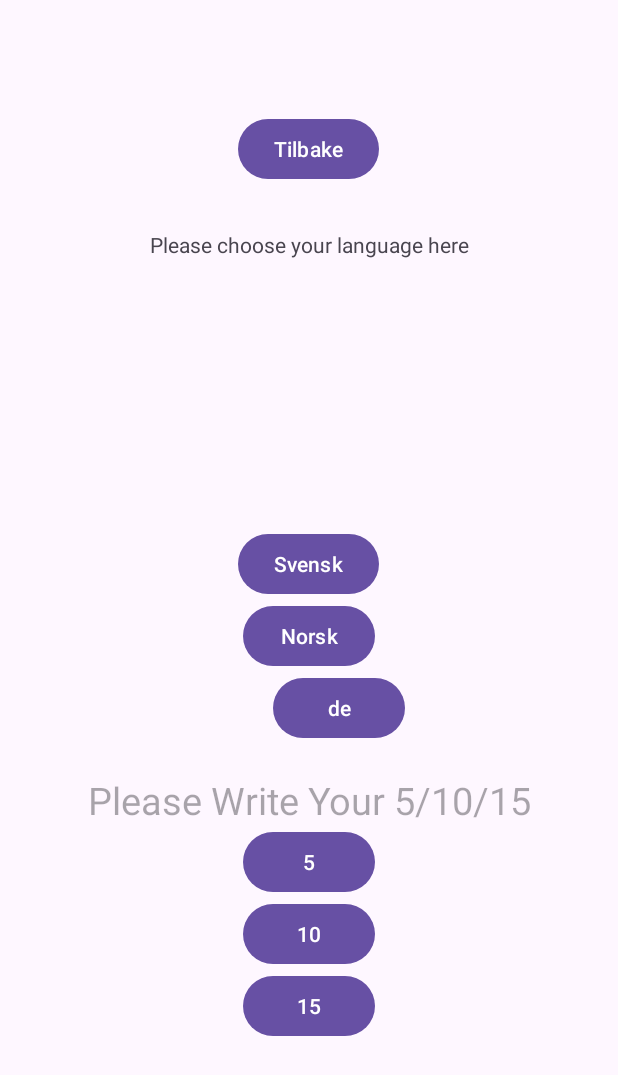
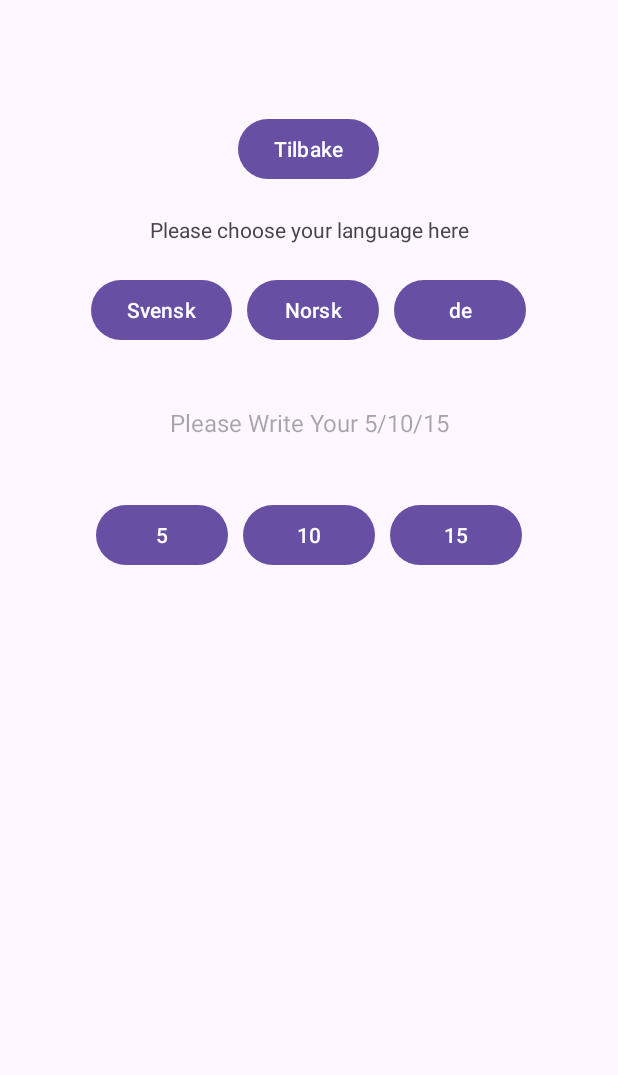
Before and after one commit to Latifa-Ajram/Spill, an Android app: the Preferanse screen opened directly, with no data from a screen before it, on a phone screen of 412 x 824 dp. Shown: the top 1075 px of the screen. Run offline under Robolectric (Android 15) with nearby library versions, the phone set to English and light mode, and no system bars.

Commit message:
Lagt tilbake knapp i Omspill.java, fikset i organisering av knappene på preferanse

```diff
--- a/app/src/main/java/com/example/project1/Omspill.java
+++ b/app/src/main/java/com/example/project1/Omspill.java
@@ -34,6 +34,16 @@ public class Omspill extends AppCompatActivity {
                         "For å endre antall spørsmål trykk på 'Preferanser', samt kan du endre språk til tysk ";
                 omspill.setText(" "+ om);
 
+        Button AvbrytButton = findViewById(R.id.buttonAvbryt);
+
+        AvbrytButton.setOnClickListener(new View.OnClickListener() {
+            @Override
+            public void onClick(View view) {
+                finish();
+
+
+            }
+        });
 
     }
 
--- a/app/src/main/res/layout-land/activity_preferanse.xml
+++ b/app/src/main/res/layout-land/activity_preferanse.xml
@@ -9,69 +9,96 @@
     android:orientation="vertical"
     tools:context=".Preferanse">
 
+    <Button
+        android:id="@+id/buttonAvbryt"
+        android:layout_width="wrap_content"
+        android:layout_height="wrap_content"
+        android:text="@string/tilbake" />
 
     <LinearLayout
         android:layout_width="match_parent"
         android:layout_height="wrap_content"
         android:orientation="vertical">
-        <Button
-            android:id="@+id/buttonAvbryt"
-            android:layout_width="wrap_content"
+
+        <TextView
+            android:id="@+id/textView"
+            android:layout_width="match_parent"
             android:layout_height="wrap_content"
-            android:text="@string/tilbake" />
+            android:padding="20dp"
+            android:text="Please choose your language here"
+            android:textAlignment="center" />
+
+        <LinearLayout
+            android:layout_width="match_parent"
+            android:layout_height="wrap_content"
+            android:gravity="center"
+            android:orientation="horizontal">
+
+            <Button
+                android:id="@+id/knappsv"
+                android:layout_width="wrap_content"
+                android:layout_height="wrap_content"
+                android:layout_marginEnd="10dp"
+                android:text="@string/svensk" />
+
+            <Button
+                android:id="@+id/knappno"
+                android:layout_width="wrap_content"
+                android:layout_height="wrap_content"
+                android:layout_marginEnd="10dp"
+                android:text="@string/norsk" />
+
+            <Button
+                android:id="@+id/knappde"
+                android:layout_width="wrap_content"
+                android:layout_height="wrap_content"
+                android:text="@string/de" />
+
+        </LinearLayout>
+
+        <TextView
+            android:id="@+id/antallSp"
+            android:layout_width="match_parent"
+            android:layout_height="wrap_content"
+            android:layout_marginTop="20dp"
+            android:hint="Please Write Your 5/10/15"
+            android:padding="20dp"
+            android:textAlignment="center"
+            android:textColor="@color/design_default_color_primary"
+            android:textSize="16sp" />
 
     </LinearLayout>
 
+    <!-- Knappene "5", "10", "15" i horisontal rekke -->
     <LinearLayout
         android:layout_width="match_parent"
-        android:layout_height="match_parent"
-        android:orientation="vertical">
-
-
+        android:layout_height="wrap_content"
+        android:orientation="horizontal"
+        android:layout_marginTop="20dp"
+        android:gravity="center">
 
         <Button
+            android:id="@+id/button5"
             android:layout_width="wrap_content"
             android:layout_height="wrap_content"
-            android:text="@string/svensk"
-            android:id="@+id/knappsv"></Button>
+            android:layout_marginEnd="10dp"
+            android:text="5" />
+
         <Button
+            android:id="@+id/button10"
             android:layout_width="wrap_content"
             android:layout_height="wrap_content"
-            android:text="@string/norsk"
-            android:id="@+id/knappno"></Button>
+            android:layout_marginEnd="10dp"
+            android:text="10" />
 
         <Button
+            android:id="@+id/button15"
             android:layout_width="wrap_content"
             android:layout_height="wrap_content"
-            android:text="@string/de"
-            android:id="@+id/knappde"></Button>
-
-        <TextView
-            android:layout_width="wrap_content"
-            android:layout_height="wrap_content"
-            android:text="@string/app_name"/>
-
-        <EditText
-            android:id="@+id/antallSp"
-            android:layout_width="wrap_content"
-            android:layout_height="wrap_content"
-            android:layout_below="@id/knappde"
-            android:layout_marginTop="20dp"
-            android:gravity="center"
-            android:hint="Please Write Your 5/10/15"
-            android:inputType="number"
-            android:textColor="@color/design_default_color_primary"
-            android:textSize="25sp" />
-        <Button
-            android:layout_width="wrap_content"
-            android:layout_height="wrap_content"
-            android:text="antall sporsmål"
-            android:id="@+id/buttonPref"></Button>
-
-
-
-
+            android:text="15" />
 
     </LinearLayout>
 
+    <!-- Knappene "Svensk", "Norsk", "De" i horisontal rekke -->
+
 </LinearLayout>
--- a/app/src/main/res/layout/activity_omspill.xml
+++ b/app/src/main/res/layout/activity_omspill.xml
@@ -50,6 +50,18 @@
             android:gravity="center_vertical"
             android:textStyle="bold"/>
 
+
+
     </LinearLayout>
 
+    <Button
+        android:id="@+id/buttonAvbryt"
+        android:layout_width="wrap_content"
+        android:layout_height="wrap_content"
+        android:layout_gravity="center"
+        android:layout_marginBottom="100dp"
+        android:background="@color/design_default_color_secondary_variant"
+        android:text="@string/tilbake" />
+
+
 </LinearLayout>
--- a/app/src/main/res/layout/activity_preferanse.xml
+++ b/app/src/main/res/layout/activity_preferanse.xml
@@ -24,62 +24,71 @@
             android:id="@+id/textView"
             android:layout_width="match_parent"
             android:layout_height="wrap_content"
-            android:padding="30dp"
+            android:padding="20dp"
             android:text="Please choose your language here"
             android:textAlignment="center" />
 
-    </LinearLayout>
-
         <LinearLayout
             android:layout_width="match_parent"
-        android:layout_height="match_parent"
-        android:orientation="vertical"
-        android:layout_marginTop="20dp"
-        android:gravity="center">
+            android:layout_height="wrap_content"
+            android:gravity="center"
+            android:orientation="horizontal">
 
             <Button
                 android:id="@+id/knappsv"
                 android:layout_width="wrap_content"
                 android:layout_height="wrap_content"
-            android:layout_marginLeft="20dp"
-            android:layout_marginRight="20dp"
+                android:layout_marginEnd="10dp"
                 android:text="@string/svensk" />
 
             <Button
                 android:id="@+id/knappno"
                 android:layout_width="wrap_content"
                 android:layout_height="wrap_content"
-            android:layout_marginLeft="20dp"
-            android:layout_marginRight="20dp"
+                android:layout_marginEnd="10dp"
                 android:text="@string/norsk" />
 
             <Button
                 android:id="@+id/knappde"
                 android:layout_width="wrap_content"
                 android:layout_height="wrap_content"
-            android:layout_marginLeft="20dp"
                 android:text="@string/de" />
+
+        </LinearLayout>
 
         <TextView
             android:id="@+id/antallSp"
-            android:layout_width="wrap_content"
+            android:layout_width="match_parent"
             android:layout_height="wrap_content"
             android:layout_marginTop="20dp"
-            android:gravity="center"
             android:hint="Please Write Your 5/10/15"
+            android:padding="20dp"
+            android:textAlignment="center"
             android:textColor="@color/design_default_color_primary"
-            android:textSize="25sp" />
+            android:textSize="16sp" />
+
+    </LinearLayout>
+
+    <!-- Knappene "5", "10", "15" i horisontal rekke -->
+    <LinearLayout
+        android:layout_width="match_parent"
+        android:layout_height="wrap_content"
+        android:orientation="horizontal"
+        android:layout_marginTop="20dp"
+        android:gravity="center">
 
         <Button
             android:id="@+id/button5"
             android:layout_width="wrap_content"
             android:layout_height="wrap_content"
+            android:layout_marginEnd="10dp"
             android:text="5" />
 
         <Button
             android:id="@+id/button10"
             android:layout_width="wrap_content"
             android:layout_height="wrap_content"
+            android:layout_marginEnd="10dp"
             android:text="10" />
 
         <Button
@@ -90,4 +99,6 @@
 
     </LinearLayout>
 
+    <!-- Knappene "Svensk", "Norsk", "De" i horisontal rekke -->
+
 </LinearLayout>
```
Lines whose indentation alone changed are shown as unchanged.
